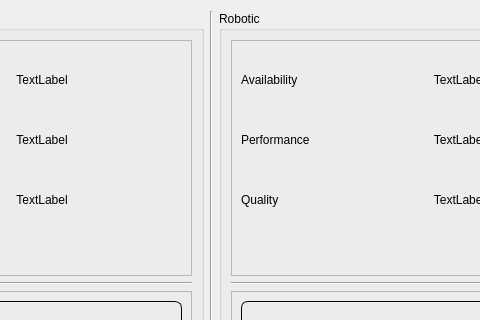
First picture: the form in mediscara_ws/src/mediscara/mediscara/scripts/widgets/layout/collab_info.ui, repository ppuska/mediscara, before the edit; both pictures show x 213 to 693 and y 0 to 320 of the 849 by 549 pixel window.
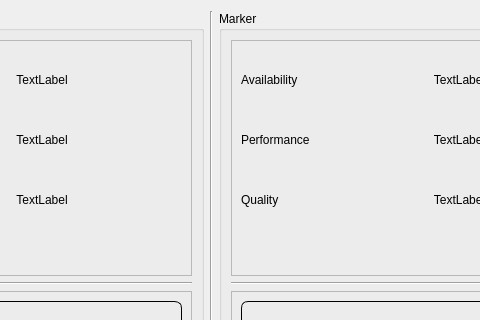
Second picture: the form after the edit.

What changed in the file:
```diff
--- a/mediscara_ws/src/mediscara/mediscara/scripts/widgets/layout/collab_info.ui
+++ b/mediscara_ws/src/mediscara/mediscara/scripts/widgets/layout/collab_info.ui
@@ -246,7 +246,7 @@
    <item>
     <widget class="QGroupBox" name="box_robotic">
      <property name="title">
-      <string>Robotic</string>
+      <string>Marker</string>
      </property>
      <layout class="QVBoxLayout" name="verticalLayout_3" stretch="1,0,1">
       <item>
```
